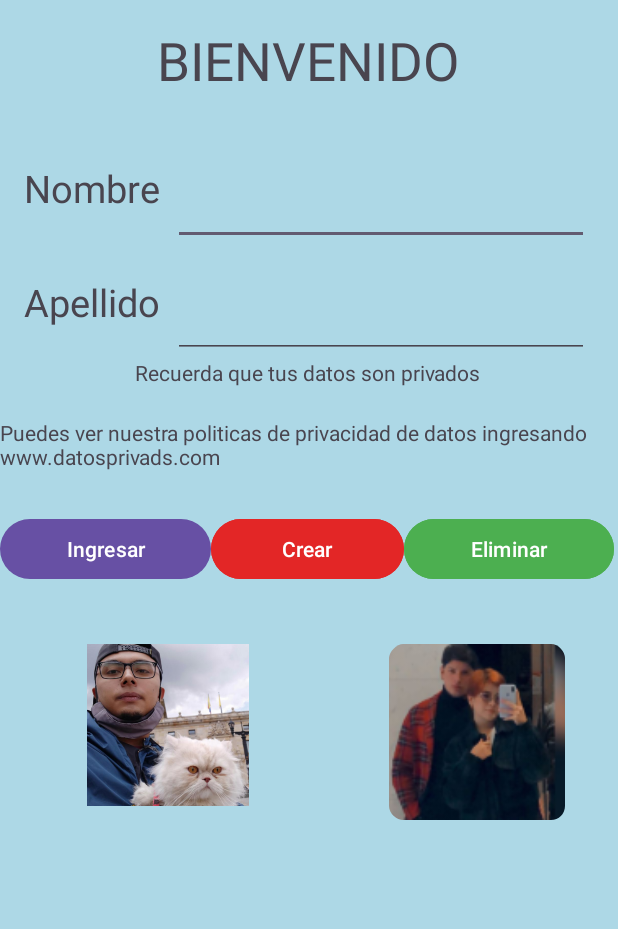
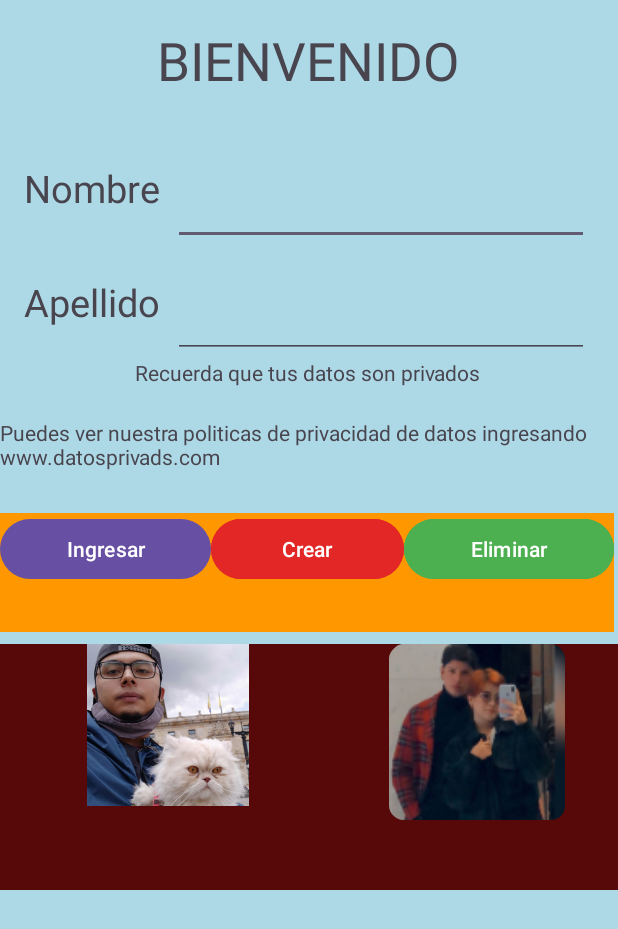
Before and after one commit to italoAGuevara/Ejercicio1_android, an Android app: the screen it shows after launch (MainActivity), on a phone screen of 412 x 824 dp. Shown: the top 929 px of the screen. Run offline under Robolectric (Android 15) with nearby library versions, the phone set to English and light mode, and no system bars.

Commit message:
TITLE=se agregan colores

```diff
--- a/app/src/main/res/layout/activity_main.xml
+++ b/app/src/main/res/layout/activity_main.xml
@@ -71,6 +71,7 @@
         android:layout_width="409dp"
         android:layout_height="79dp"
         android:layout_marginTop="28dp"
+        android:background="#FF9800"
         android:orientation="horizontal"
         app:layout_constraintTop_toBottomOf="@+id/textViewPoliticasPrivacidad"
         tools:layout_editor_absoluteX="1dp">
@@ -103,6 +104,7 @@
         android:layout_width="412dp"
         android:layout_height="164dp"
         android:layout_marginTop="8dp"
+        android:background="#570909"
         android:orientation="horizontal"
         app:layout_constraintTop_toBottomOf="@+id/linearLayout"
         tools:layout_editor_absoluteX="-2dp">
```
